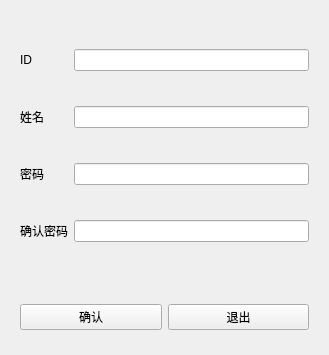
Old version of the form Frontend/MapExploreSimSys/MESSWidgets/RegisterWidget.ui in the repository 2022SExSA/MapExploreSimSys.
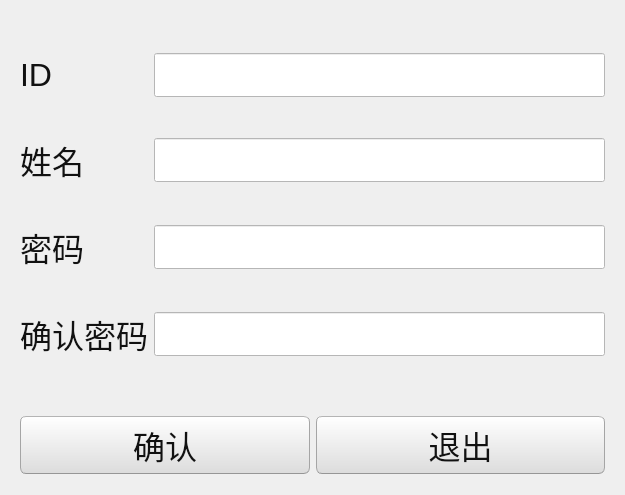
New version of the form.

```diff
--- a/Frontend/MapExploreSimSys/MESSWidgets/RegisterWidget.ui
+++ b/Frontend/MapExploreSimSys/MESSWidgets/RegisterWidget.ui
@@ -6,12 +6,513 @@
    <rect>
     <x>0</x>
     <y>0</y>
-    <width>329</width>
-    <height>355</height>
+    <width>625</width>
+    <height>495</height>
    </rect>
   </property>
   <property name="windowTitle">
-   <string>Form</string>
+   <string>多车协作探索实验系统 - 注册</string>
+  </property>
+  <property name="styleSheet">
+   <string notr="true">QWidget{ 
+	font-size: 32px;font-family: 'Microsoft YaHei UI';
+}
+/*
+Ubuntu Style Sheet for QT Applications
+Author: Jaime A. Quiroga P.
+Company: GTRONICK
+Last updated: 01/10/2021 (dd/mm/yyyy), 15:18.
+Available at: https://github.com/GTRONICK/QSS/blob/master/Ubuntu.qss
+*/
+QMainWindow {
+	background-color:#f0f0f0;
+}
+QCheckBox {
+	padding:2px;
+}
+QCheckBox:hover {
+	border:1px solid rgb(255,150,60);
+	border-radius:4px;
+	padding: 1px;
+	background-color:qlineargradient(spread:pad, x1:0.5, y1:1, x2:0.5, y2:0, stop:0 rgba(190, 90, 50, 50), stop:1 rgba(250, 130, 40, 50));
+}
+QCheckBox::indicator:checked {
+	border:1px solid rgb(246, 134, 86);
+	border-radius:4px;
+  	background-color:rgb(246, 134, 86)
+}
+QCheckBox::indicator:unchecked {
+	border-width:1px solid rgb(246, 134, 86);
+	border-radius:4px;
+  	background-color:rgb(255,255,255);
+}
+QColorDialog {
+	background-color:#f0f0f0;
+}
+QComboBox {
+	color:rgb(81,72,65);
+	background: #ffffff;
+}
+QComboBox:editable {
+	selection-color:rgb(81,72,65);
+	selection-background-color: #ffffff;
+}
+QComboBox QAbstractItemView {
+	selection-color: #ffffff;
+	selection-background-color: rgb(246, 134, 86);
+}
+QComboBox:!editable:on, QComboBox::drop-down:editable:on {
+	color:  #1e1d23;	
+}
+QDateTimeEdit, QDateEdit, QDoubleSpinBox, QFontComboBox {
+	color:rgb(81,72,65);
+	background-color: #ffffff;
+}
+
+QDialog {
+	background-color:#f0f0f0;
+}
+
+QLabel,QLineEdit {
+	color:rgb(17,17,17);
+}
+QLineEdit {
+	background-color:rgb(255,255,255);
+	selection-background-color:rgb(236,116,64);
+}
+QMenuBar {
+	color:rgb(223,219,210);
+	background-color:rgb(65,64,59);
+}
+QMenuBar::item {
+	padding-top:4px;
+	padding-left:4px;
+	padding-right:4px;
+	color:rgb(223,219,210);
+	background-color:rgb(65,64,59);
+}
+QMenuBar::item:selected {
+	color:rgb(255,255,255);
+	padding-top:2px;
+	padding-left:2px;
+	padding-right:2px;
+	border-top-width:2px;
+	border-left-width:2px;
+	border-right-width:2px;
+	border-top-right-radius:4px;
+	border-top-left-radius:4px;
+	border-style:solid;
+	background-color:rgb(65,64,59);
+	border-top-color: rgb(47,47,44);
+	border-right-color: qlineargradient(spread:pad, x1:0, y1:1, x2:1, y2:0, stop:0 rgba(90, 87, 78, 255), stop:1 rgba(47,47,44, 255));
+	border-left-color:  qlineargradient(spread:pad, x1:1, y1:0, x2:0, y2:0, stop:0 rgba(90, 87, 78, 255), stop:1 rgba(47,47,44, 255));
+}
+QMenu {
+	color:rgb(223,219,210);
+	background-color:rgb(65,64,59);
+}
+QMenu::item {
+	color:rgb(223,219,210);
+	padding:4px 10px 4px 20px;
+}
+QMenu::item:selected {
+	color:rgb(255,255,255);
+	background-color: qlineargradient(spread:pad, x1:0.5, y1:1, x2:0.5, y2:0, stop:0 rgba(225, 108, 54, 255), stop:1 rgba(246, 134, 86, 255));
+	border-style:solid;
+	border-width:3px;
+	padding:4px 7px 4px 17px;
+	border-bottom-color:qlineargradient(spread:pad, x1:0.5, y1:1, x2:0.5, y2:0, stop:0 rgba(175,85,48,255), stop:1 rgba(236,114,67, 255));
+	border-top-color:qlineargradient(spread:pad, x1:0.5, y1:1, x2:0.5, y2:0, stop:0 rgba(253,156,113,255), stop:1 rgba(205,90,46, 255));
+	border-right-color:qlineargradient(spread:pad, x1:0, y1:0.5, x2:1, y2:0.5, stop:0 rgba(253,156,113,255), stop:1 rgba(205,90,46, 255));
+	border-left-color:qlineargradient(spread:pad, x1:1, y1:0.5, x2:0, y2:0.5, stop:0 rgba(253,156,113,255), stop:1 rgba(205,90,46, 255));
+}
+QPlainTextEdit {
+	border: 1px solid transparent;
+	color:rgb(17,17,17);
+	selection-background-color:rgb(236,116,64);
+    background-color: #FFFFFF;
+}
+QProgressBar {
+	text-align: center;
+	color: rgb(0, 0, 0);
+	border: 1px inset rgb(150,150,150); 
+	border-radius: 10px;
+	background-color:rgb(221,221,219);
+}
+QProgressBar::chunk:horizontal {
+	background-color: qlineargradient(spread:pad, x1:0.5, y1:1, x2:0.5, y2:0, stop:0 rgba(225, 108, 54, 255), stop:1 rgba(246, 134, 86, 255));
+	border:1px solid;
+	border-radius:8px;
+	border-bottom-color:qlineargradient(spread:pad, x1:0.5, y1:1, x2:0.5, y2:0, stop:0 rgba(175,85,48,255), stop:1 rgba(236,114,67, 255));
+	border-top-color:qlineargradient(spread:pad, x1:0.5, y1:1, x2:0.5, y2:0, stop:0 rgba(253,156,113,255), stop:1 rgba(205,90,46, 255));
+	border-right-color:qlineargradient(spread:pad, x1:0, y1:0.5, x2:1, y2:0.5, stop:0 rgba(253,156,113,255), stop:1 rgba(205,90,46, 255));
+	border-left-color:qlineargradient(spread:pad, x1:1, y1:0.5, x2:0, y2:0.5, stop:0 rgba(253,156,113,255), stop:1 rgba(205,90,46, 255));
+}
+QPushButton{
+	color:rgb(17,17,17);
+	border-width: 1px;
+	border-radius: 6px;
+	border-bottom-color: rgb(150,150,150);
+	border-right-color: rgb(165,165,165);
+	border-left-color: rgb(165,165,165);
+	border-top-color: rgb(180,180,180);
+	border-style: solid;
+	padding: 4px;
+	background-color: qlineargradient(spread:pad, x1:0.5, y1:1, x2:0.5, y2:0, stop:0 rgba(220, 220, 220, 255), stop:1 rgba(255, 255, 255, 255));
+}
+QPushButton:hover{
+	color:rgb(17,17,17);
+	border-width: 1px;
+	border-radius:6px;
+	border-top-color: rgb(255,150,60);
+	border-right-color: qlineargradient(spread:pad, x1:0, y1:1, x2:1, y2:0, stop:0 rgba(200, 70, 20, 255), stop:1 rgba(255,150,60, 255));
+	border-left-color:  qlineargradient(spread:pad, x1:1, y1:0, x2:0, y2:0, stop:0 rgba(200, 70, 20, 255), stop:1 rgba(255,150,60, 255));
+	border-bottom-color: rgb(200,70,20);
+	border-style: solid;
+	padding: 2px;
+	background-color: qlineargradient(spread:pad, x1:0.5, y1:1, x2:0.5, y2:0, stop:0 rgba(220, 220, 220, 255), stop:1 rgba(255, 255, 255, 255));
+}
+QPushButton:default{
+	color:rgb(17,17,17);
+	border-width: 1px;
+	border-radius:6px;
+	border-top-color: rgb(255,150,60);
+	border-right-color: qlineargradient(spread:pad, x1:0, y1:1, x2:1, y2:0, stop:0 rgba(200, 70, 20, 255), stop:1 rgba(255,150,60, 255));
+	border-left-color:  qlineargradient(spread:pad, x1:1, y1:0, x2:0, y2:0, stop:0 rgba(200, 70, 20, 255), stop:1 rgba(255,150,60, 255));
+	border-bottom-color: rgb(200,70,20);
+	border-style: solid;
+	padding: 2px;
+	background-color: qlineargradient(spread:pad, x1:0.5, y1:1, x2:0.5, y2:0, stop:0 rgba(220, 220, 220, 255), stop:1 rgba(255, 255, 255, 255));
+}
+QPushButton:pressed{
+	color:rgb(17,17,17);
+	border-width: 1px;
+	border-radius: 6px;
+	border-width: 1px;
+	border-top-color: rgba(255,150,60,200);
+	border-right-color: qlineargradient(spread:pad, x1:0, y1:1, x2:1, y2:0, stop:0 rgba(200, 70, 20, 255), stop:1 rgba(255,150,60, 200));
+	border-left-color:  qlineargradient(spread:pad, x1:1, y1:0, x2:0, y2:0, stop:0 rgba(200, 70, 20, 255), stop:1 rgba(255,150,60, 200));
+	border-bottom-color: rgba(200,70,20,200);
+	border-style: solid;
+	padding: 2px;
+	background-color: qlineargradient(spread:pad, x1:0.5, y1:0, x2:0.5, y2:1, stop:0 rgba(220, 220, 220, 255), stop:1 rgba(255, 255, 255, 255));
+}
+QPushButton:disabled{
+	color:rgb(174,167,159);
+	border-width: 1px;
+	border-radius: 6px;
+	background-color: qlineargradient(spread:pad, x1:0.5, y1:1, x2:0.5, y2:0, stop:0 rgba(200, 200, 200, 255), stop:1 rgba(230, 230, 230, 255));
+}
+QRadioButton {
+	padding: 1px;
+}
+QRadioButton::indicator:checked {
+	height: 10px;
+	width: 10px;
+	border-style:solid;
+	border-radius:5px;
+	border-width: 1px;
+	border-color: rgba(246, 134, 86, 255);
+	color: #a9b7c6;
+	background-color:rgba(246, 134, 86, 255);
+}
+QRadioButton::indicator:!checked {
+	height: 10px;
+	width: 10px;
+	border-style:solid;
+	border-radius:5px;
+	border-width: 1px;
+	border-color: rgb(246, 134, 86);
+	color: #a9b7c6;
+	background-color: transparent;
+}
+QScrollArea {
+	color: white;
+	background-color:#f0f0f0;
+}
+QSlider::groove {
+	border-style: solid;
+	border-width: 1px;
+	border-color: rgb(207,207,207);
+}
+QSlider::groove:horizontal {
+	height: 5px;
+	background: rgb(246, 134, 86);
+}
+QSlider::groove:vertical {
+	width: 5px;
+	background: rgb(246, 134, 86);
+}
+QSlider::handle:horizontal {
+	background: rgb(253,253,253);
+	border-style: solid;
+	border-width: 1px;
+	border-color: rgb(207,207,207);
+	width: 12px;
+	margin: -5px 0;
+	border-radius: 7px;
+}
+QSlider::handle:vertical {
+	background: rgb(253,253,253);
+	border-style: solid;
+	border-width: 1px;
+	border-color: rgb(207,207,207);
+	height: 12px;
+	margin: 0 -5px;
+	border-radius: 7px;
+}
+QSlider::add-page:horizontal, QSlider::add-page:vertical {
+ 	background: white;
+}
+QSlider::sub-page:horizontal, QSlider::sub-page:vertical {
+	background: rgb(246, 134, 86);
+}
+QStatusBar, QSpinBox {
+	color:rgb(81,72,65);
+}
+QSpinBox {
+	background-color: #ffffff;
+}
+QScrollBar:horizontal {
+	max-height: 20px;
+	border: 1px transparent;
+	margin: 0px 20px 0px 20px;
+}
+QScrollBar::handle:horizontal {
+	background: rgb(253,253,253);
+	border: 1px solid rgb(207,207,207);
+	border-radius: 7px;
+	min-width: 25px;
+}
+QScrollBar::handle:horizontal:hover {
+	background: rgb(253,253,253);
+	border: 1px solid rgb(255,150,60);
+	border-radius: 7px;
+	min-width: 25px;
+}
+QScrollBar::add-line:horizontal {
+  	border: 1px solid rgb(207,207,207);
+  	border-top-right-radius: 7px;
+  	border-top-left-radius: 7px;
+  	border-bottom-right-radius: 7px;
+  	background: rgb(255, 255, 255);
+  	width: 20px;
+  	subcontrol-position: right;
+  	subcontrol-origin: margin;
+}
+QScrollBar::add-line:horizontal:hover {
+  	border: 1px solid rgb(255,150,60);
+  	border-top-right-radius: 7px;
+  	border-top-left-radius: 7px;
+  	border-bottom-right-radius: 7px;
+  	background: rgb(255, 255, 255);
+  	width: 20px;
+  	subcontrol-position: right;
+  	subcontrol-origin: margin;
+}
+QScrollBar::add-line:horizontal:pressed {
+  	border: 1px solid grey;
+  	border-top-left-radius: 7px;
+  	border-top-right-radius: 7px;
+  	border-bottom-right-radius: 7px;
+  	background: rgb(231,231,231);
+  	width: 20px;
+  	subcontrol-position: right;
+  	subcontrol-origin: margin;
+}
+QScrollBar::sub-line:horizontal {
+  	border: 1px solid rgb(207,207,207);
+  	border-top-right-radius: 7px;
+  	border-top-left-radius: 7px;
+  	border-bottom-left-radius: 7px;
+  	background: rgb(255, 255, 255);
+  	width: 20px;
+  	subcontrol-position: left;
+  	subcontrol-origin: margin;
+}
+QScrollBar::sub-line:horizontal:hover {
+  	border: 1px solid rgb(255,150,60);
+  	border-top-right-radius: 7px;
+  	border-top-left-radius: 7px;
+  	border-bottom-left-radius: 7px;
+  	background: rgb(255, 255, 255);
+  	width: 20px;
+  	subcontrol-position: left;
+  	subcontrol-origin: margin;
+}
+QScrollBar::sub-line:horizontal:pressed {
+  	border: 1px solid grey;
+  	border-top-right-radius: 7px;
+  	border-top-left-radius: 7px;
+  	border-bottom-left-radius: 7px;
+  	background: rgb(231,231,231);
+  	width: 20px;
+  	subcontrol-position: left;
+  	subcontrol-origin: margin;
+}
+QScrollBar::left-arrow:horizontal {
+  	border: 1px transparent grey;
+  	border-top-left-radius: 3px;
+  	border-bottom-left-radius: 3px;
+  	width: 6px;
+  	height: 6px;
+  	background: rgb(230,230,230);
+}
+QScrollBar::right-arrow:horizontal {
+	border: 1px transparent grey;
+	border-top-right-radius: 3px;
+	border-bottom-right-radius: 3px;
+  	width: 6px;
+  	height: 6px;
+ 	background: rgb(230,230,230);
+}
+QScrollBar::add-page:horizontal, QScrollBar::sub-page:horizontal {
+ 	background: none;
+} 
+QScrollBar:vertical {
+	max-width: 20px;
+	border: 1px transparent grey;
+	margin: 20px 0px 20px 0px;
+}
+QScrollBar::add-line:vertical {
+	border: 1px solid;
+	border-color: rgb(207,207,207);
+	border-bottom-right-radius: 7px;
+	border-bottom-left-radius: 7px;
+	border-top-left-radius: 7px;
+	background: rgb(255, 255, 255);
+  	height: 20px;
+  	subcontrol-position: bottom;
+  	subcontrol-origin: margin;
+}
+QScrollBar::add-line:vertical:hover {
+  	border: 1px solid;
+  	border-color: rgb(255,150,60);
+  	border-bottom-right-radius: 7px;
+  	border-bottom-left-radius: 7px;
+  	border-top-left-radius: 7px;
+  	background: rgb(255, 255, 255);
+  	height: 20px;
+  	subcontrol-position: bottom;
+  	subcontrol-origin: margin;
+}
+QScrollBar::add-line:vertical:pressed {
+  	border: 1px solid grey;
+  	border-bottom-left-radius: 7px;
+  	border-bottom-right-radius: 7px;
+  	border-top-left-radius: 7px;
+  	background: rgb(231,231,231);
+  	height: 20px;
+  	subcontrol-position: bottom;
+  	subcontrol-origin: margin;
+}
+QScrollBar::sub-line:vertical {
+  	border: 1px solid rgb(207,207,207);
+  	border-top-right-radius: 7px;
+  	border-top-left-radius: 7px;
+  	border-bottom-left-radius: 7px;
+  	background: rgb(255, 255, 255);
+  	height: 20px;
+  	subcontrol-position: top;
+  	subcontrol-origin: margin;
+}
+QScrollBar::sub-line:vertical:hover {
+  	border: 1px solid rgb(255,150,60);
+  	border-top-right-radius: 7px;
+  	border-top-left-radius: 7px;
+  	border-bottom-left-radius: 7px;
+	background: rgb(255, 255, 255);
+  	height: 20px;
+  	subcontrol-position: top;
+  	subcontrol-origin: margin;
+}
+QScrollBar::sub-line:vertical:pressed {
+  	border: 1px solid grey;
+  	border-top-left-radius: 7px;
+  	border-top-right-radius: 7px;
+  	background: rgb(231,231,231);
+ 	height: 20px;
+  	subcontrol-position: top;
+  	subcontrol-origin: margin;
+}
+QScrollBar::handle:vertical {
+	background: rgb(253,253,253);
+	border: 1px solid rgb(207,207,207);
+	border-radius: 7px;
+	min-height: 25px;
+}
+QScrollBar::handle:vertical:hover {
+	background: rgb(253,253,253);
+	border: 1px solid rgb(255,150,60);
+	border-radius: 7px;
+	min-height: 25px;
+}
+QScrollBar::up-arrow:vertical {
+	border: 1px transparent grey;
+  	border-top-left-radius: 3px;
+	border-top-right-radius: 3px;
+  	width: 6px;
+  	height: 6px;
+  	background: rgb(230,230,230);
+}
+QScrollBar::down-arrow:vertical {
+  	border: 1px transparent grey;
+  	border-bottom-left-radius: 3px;
+  	border-bottom-right-radius: 3px;
+  	width: 6px;
+  	height: 6px;
+  	background: rgb(230,230,230);
+}
+QScrollBar::add-page:vertical, QScrollBar::sub-page:vertical {
+  	background: none;
+}
+QTabWidget {
+	color:rgb(0,0,0);
+	background-color:rgb(247,246,246);
+}
+QTabWidget::pane {
+	border-color: rgb(180,180,180);
+	background-color:rgb(247,246,246);
+	border-style: solid;
+	border-width: 1px;
+  	border-radius: 6px;
+}
+QTabBar::tab {
+	padding-left:4px;
+	padding-right:4px;
+	padding-bottom:2px;
+	padding-top:2px;
+	color:rgb(81,72,65);
+  	background-color: qlineargradient(spread:pad, x1:0.5, y1:1, x2:0.5, y2:0, stop:0 rgba(221,218,217,255), stop:1 rgba(240,239,238,255));
+	border-style: solid;
+	border-width: 1px;
+  	border-top-right-radius:4px;
+	border-top-left-radius:4px;
+	border-top-color: rgb(180,180,180);
+	border-left-color: rgb(180,180,180);
+	border-right-color: rgb(180,180,180);
+	border-bottom-color: transparent;
+}
+QTabBar::tab:selected, QTabBar::tab:last:selected, QTabBar::tab:hover {
+  	background-color:rgb(247,246,246);
+  	margin-left: 0px;
+  	margin-right: 1px;
+}
+QTabBar::tab:!selected {
+	margin-top: 1px;
+	margin-right: 1px;
+}
+QTextEdit {
+	border-width: 1px;
+	border-style: solid;
+	border-color:transparent;
+	color:rgb(17,17,17);
+	selection-background-color:rgb(236,116,64);
+}
+QTimeEdit, QToolBox, QToolBox::tab, QToolBox::tab:selected {
+	color:rgb(81,72,65);
+	background-color: #ffffff;
+}</string>
   </property>
   <layout class="QVBoxLayout" name="verticalLayout" stretch="5,1">
    <item>
```
